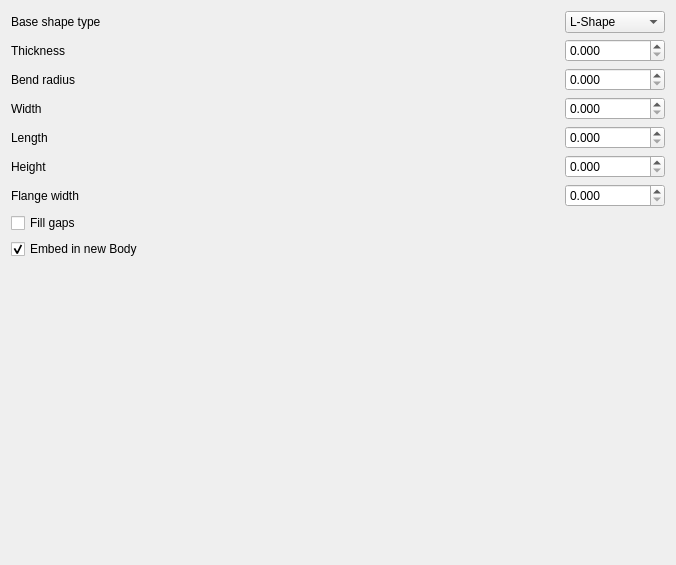
Old version of the form BaseShapeOptions.ui in the repository shaise/FreeCAD_SheetMetal.
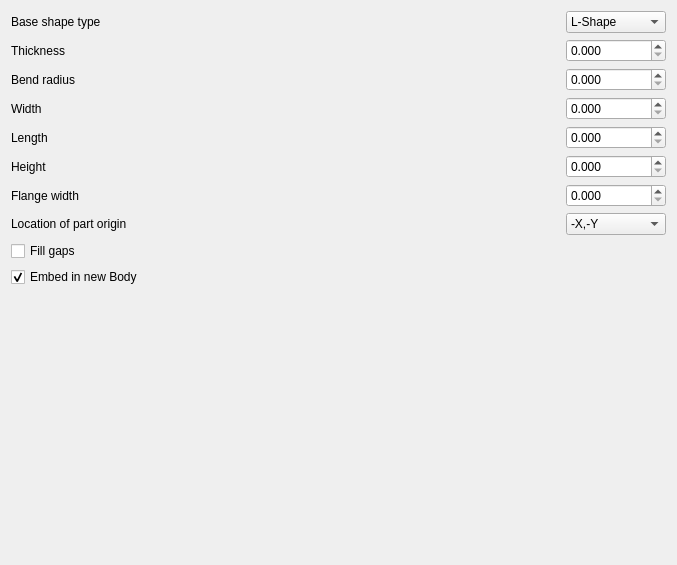
New version of the form. Custom widgets are drawn as their Qt base class.

Commit message: Add option to set origin of base shape. Issue #317

Patch:
```diff
--- a/BaseShapeOptions.ui
+++ b/BaseShapeOptions.ui
@@ -6,7 +6,7 @@
    <rect>
     <x>0</x>
     <y>0</y>
-    <width>676</width>
+    <width>677</width>
     <height>565</height>
    </rect>
   </property>
@@ -134,7 +134,7 @@
         <number>3</number>
        </property>
        <property name="minimum">
-        <double>0.0001</double>
+        <double>0.000000000000000</double>
        </property>
        <property name="maximum">
         <double>99999999.000000000000000</double>
@@ -198,7 +198,7 @@
         <number>3</number>
        </property>
        <property name="minimum">
-        <double>0.0001</double>
+        <double>0.000000000000000</double>
        </property>
        <property name="maximum">
         <double>99999999.000000000000000</double>
@@ -262,7 +262,7 @@
         <number>3</number>
        </property>
        <property name="minimum">
-        <double>0.0001</double>
+        <double>0.000000000000000</double>
        </property>
        <property name="maximum">
         <double>99999999.000000000000000</double>
@@ -326,7 +326,7 @@
         <number>3</number>
        </property>
        <property name="minimum">
-        <double>0.0001</double>
+        <double>0.000000000000000</double>
        </property>
        <property name="maximum">
         <double>99999999.000000000000000</double>
@@ -384,7 +384,7 @@
         <number>3</number>
        </property>
        <property name="minimum">
-        <double>0.0001</double>
+        <double>0.000000000000000</double>
        </property>
        <property name="maximum">
         <double>99999999.000000000000000</double>
@@ -445,7 +445,7 @@
         <number>3</number>
        </property>
        <property name="minimum">
-        <double>0.0001</double>
+        <double>0.000000000000000</double>
        </property>
        <property name="maximum">
         <double>99999999.000000000000000</double>
@@ -457,6 +457,97 @@
      </item>
     </layout>
    </item>
+   <item>
+    <layout class="QHBoxLayout" name="horizontalLayout_8">
+     <property name="topMargin">
+      <number>0</number>
+     </property>
+     <item>
+      <widget class="QLabel" name="label_8">
+       <property name="text">
+        <string>Location of part origin</string>
+       </property>
+      </widget>
+     </item>
+     <item>
+      <spacer name="horizontalSpacer_8">
+       <property name="orientation">
+        <enum>Qt::Horizontal</enum>
+       </property>
+       <property name="sizeHint" stdset="0">
+        <size>
+         <width>40</width>
+         <height>20</height>
+        </size>
+       </property>
+      </spacer>
+     </item>
+     <item>
+      <widget class="QComboBox" name="originLoc">
+       <property name="sizePolicy">
+        <sizepolicy hsizetype="Expanding" vsizetype="Fixed">
+         <horstretch>0</horstretch>
+         <verstretch>0</verstretch>
+        </sizepolicy>
+       </property>
+       <property name="maximumSize">
+        <size>
+         <width>100</width>
+         <height>16777215</height>
+        </size>
+       </property>
+       <property name="currentIndex">
+        <number>0</number>
+       </property>
+       <item>
+        <property name="text">
+         <string>-X,-Y</string>
+        </property>
+       </item>
+       <item>
+        <property name="text">
+         <string>-X,0</string>
+        </property>
+       </item>
+       <item>
+        <property name="text">
+         <string>-X,+Y</string>
+        </property>
+       </item>
+       <item>
+        <property name="text">
+         <string>0,-Y</string>
+        </property>
+       </item>
+       <item>
+        <property name="text">
+         <string>0,0</string>
+        </property>
+       </item>
+       <item>
+        <property name="text">
+         <string>0,+Y</string>
+        </property>
+       </item>
+       <item>
+        <property name="text">
+         <string>+X,-Y</string>
+        </property>
+       </item>
+       <item>
+        <property name="text">
+         <string>+X,0</string>
+        </property>
+       </item>
+       <item>
+        <property name="text">
+         <string>+X,+Y</string>
+        </property>
+       </item>
+      </widget>
+     </item>
+    </layout>
+   </item>
    <item>
     <widget class="QCheckBox" name="chkFillGaps">
      <property name="toolTip">
```
The commit also changes 3 other files.
